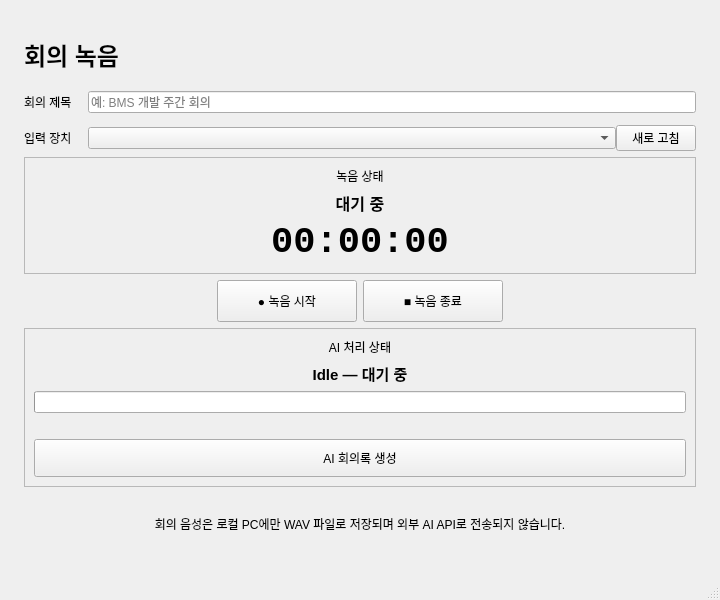
First picture: the form in mainwindow.ui, repository ongre01/myMeeting, before the edit.
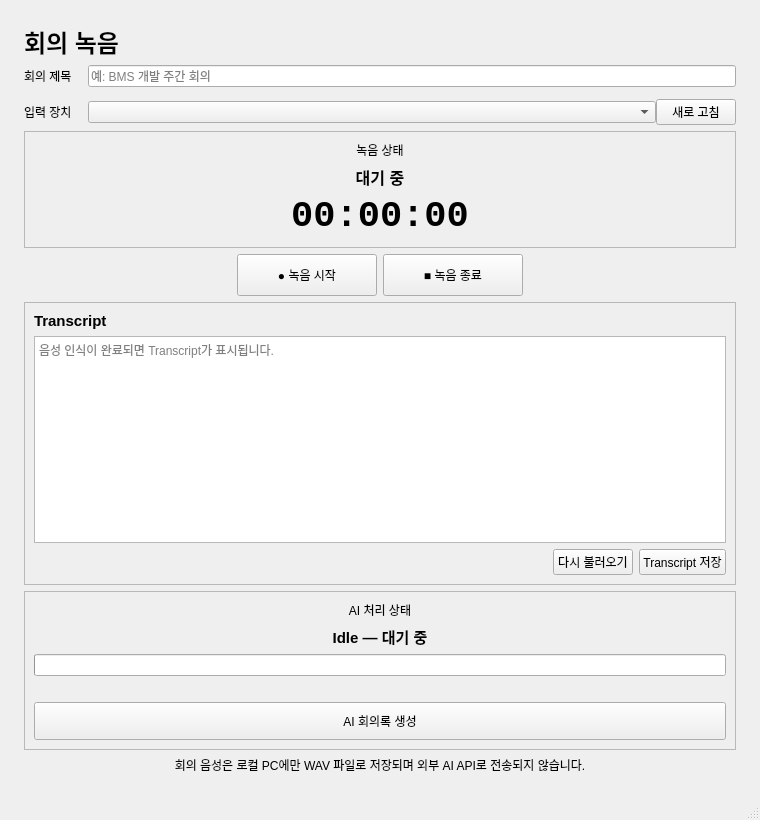
Second picture: the form after the edit.

Commit message: feat(transcript-editor): add transcript editing and re-analysis capability

```diff
--- a/mainwindow.ui
+++ b/mainwindow.ui
@@ -6,8 +6,8 @@
    <rect>
     <x>0</x>
     <y>0</y>
-    <width>720</width>
-    <height>600</height>
+    <width>760</width>
+    <height>820</height>
    </rect>
   </property>
   <property name="windowTitle">
@@ -209,6 +209,72 @@
       </item>
      </layout>
     </item>
+    <item>
+     <widget class="QFrame" name="transcriptFrame">
+      <property name="frameShape">
+       <enum>QFrame::StyledPanel</enum>
+      </property>
+      <layout class="QVBoxLayout" name="transcriptLayout">
+       <item>
+        <widget class="QLabel" name="transcriptLabel">
+         <property name="font">
+          <font>
+           <pointsize>11</pointsize>
+           <bold>true</bold>
+          </font>
+         </property>
+         <property name="text">
+          <string>Transcript</string>
+         </property>
+        </widget>
+       </item>
+       <item>
+        <widget class="QPlainTextEdit" name="transcriptEdit">
+         <property name="minimumSize">
+          <size>
+           <width>0</width>
+           <height>180</height>
+          </size>
+         </property>
+         <property name="placeholderText">
+          <string>음성 인식이 완료되면 Transcript가 표시됩니다.</string>
+         </property>
+        </widget>
+       </item>
+       <item>
+        <layout class="QHBoxLayout" name="transcriptButtonLayout">
+         <item>
+          <spacer name="transcriptButtonSpacer">
+           <property name="orientation">
+            <enum>Qt::Horizontal</enum>
+           </property>
+           <property name="sizeHint" stdset="0">
+            <size>
+             <width>40</width>
+             <height>20</height>
+            </size>
+           </property>
+          </spacer>
+         </item>
+         <item>
+          <widget class="QPushButton" name="reloadTranscriptButton">
+           <property name="text">
+            <string>다시 불러오기</string>
+           </property>
+          </widget>
+         </item>
+         <item>
+          <widget class="QPushButton" name="saveTranscriptButton">
+           <property name="text">
+            <string>Transcript 저장</string>
+           </property>
+          </widget>
+         </item>
+        </layout>
+       </item>
+      </layout>
+     </widget>
+    </item>
     <item>
      <widget class="QFrame" name="backendFrame">
       <property name="frameShape">
```
Left out of the diff: 2 changed lines with no effect on the pictures. The commit also changes 6 other files.
